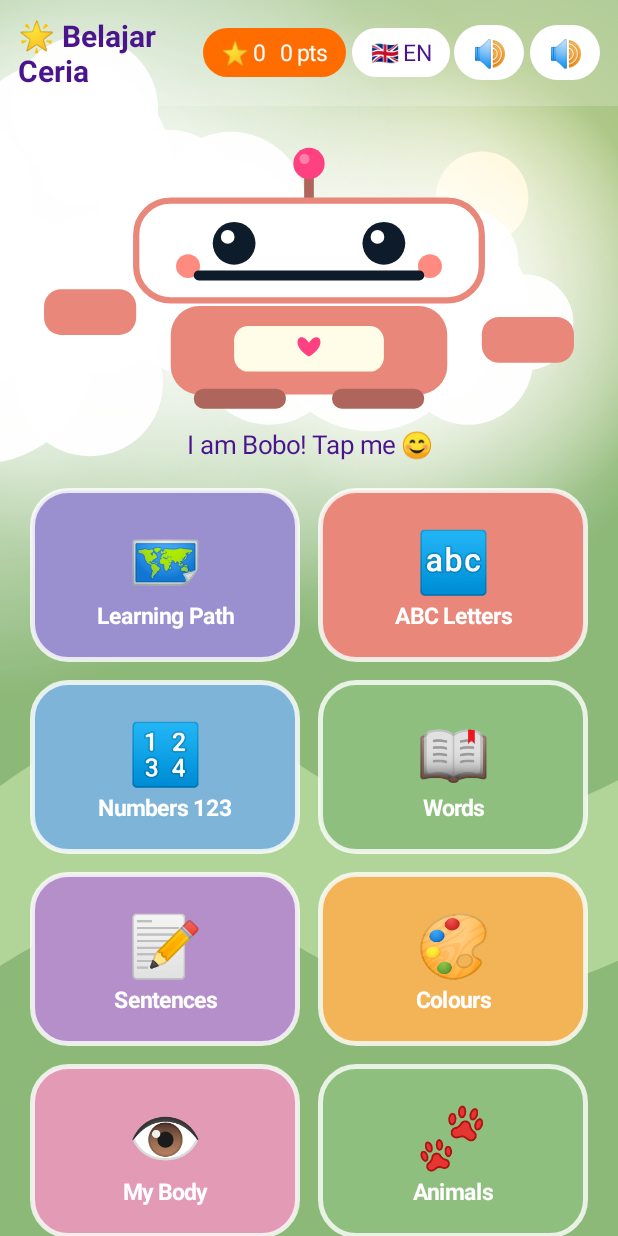
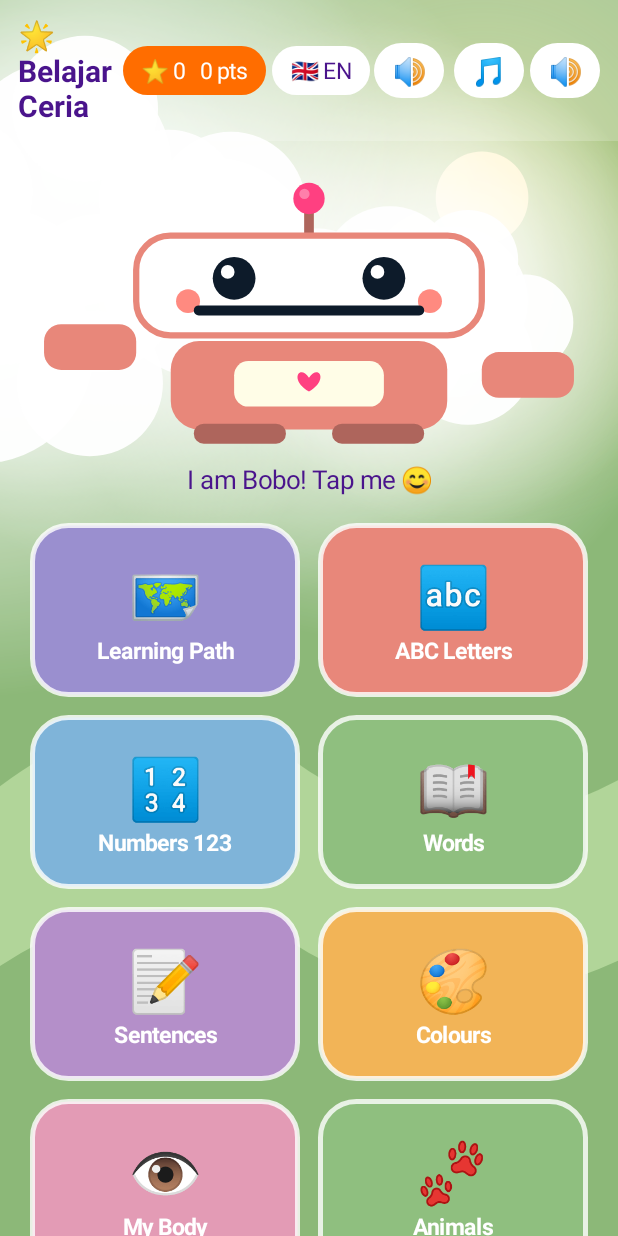
Before and after one commit to djeroll91-prog/belajar-ceria, an Android app: the screen it shows after launch (MainActivity), after a tap on an icon or button, on a phone screen of 412 x 824 dp. Run offline under Robolectric (Android 15) with nearby library versions, the phone set to English and light mode, and no system bars.

Commit message:
Fix music in games, letter display, letter names and ABC song
Four things parents reported, each fixed and pinned by a test.

Background music no longer loops under a game. MainActivity.trackFor gives
every screen ending in "Game", plus the microphone, karaoke, recording studio
and rewards screens, MusicPlayer.SILENT, which releases the player instead of
looping. A tune under a child who is thinking or listening is noise. Music and
sound effects also got separate header toggles, so a parent who finds the tune
distracting keeps the tap and reward sounds.

Letter quiz tiles no longer print the raw "A|🍎" symbol. A letter's symbol
carries the glyph and its picture joined by a pipe, so anything drawing one
character now goes through Content.glyphOf.

The letter card now says the letter, not the picture. LearnScreen.spokenName
returns the glyph in letter mode, so the child hears "A, B, C" instead of
"Apple, Ball, Cat". Letter names are mapped for both languages in SpokenText,
following the Malaysian names (A = "ei", B = "bi", C = "si") from DBP's Pedoman
Umum Ejaan Bahasa Melayu rather than the Indonesian Dutch ones.

The ABC song now sings all 26 letters instead of only "A" (a count of 1), and
the card strip scrolls sideways with the current card kept centred, since 26
weighted cards would each be a sliver.

Tests: 71 pass, including 12 new ones in ChildFeedbackTest.

```diff
--- a/app/build.gradle
+++ b/app/build.gradle
@@ -10,8 +10,8 @@ android {
         applicationId "com.ceria.belajar"
         minSdk 21
         targetSdk 34
-        versionCode 6
-        versionName "1.5"
+        versionCode 7
+        versionName "1.6"
     }
 
     signingConfigs {
--- a/app/src/main/java/com/ceria/belajar/MainActivity.java
+++ b/app/src/main/java/com/ceria/belajar/MainActivity.java
@@ -33,6 +33,7 @@ public class MainActivity extends Activity {
     private TextView pointsPill;
     private TextView langPill;
     private TextView soundPill;
+    private TextView musicPill;
     private TextView greeting;
     private RobotView mascot;
     private CelebrationView celebration;
@@ -79,6 +80,11 @@ public class MainActivity extends Activity {
     public void setMusicOn(boolean on) {
         progress.setMusicOn(on);
         music.setEnabled(on);
+        // Turning music back on should restore the tune for wherever we are,
+        // rather than leaving the screen silent until the next navigation.
+        if (on) {
+            startMusic();
+        }
         updateHeader();
     }
 
@@ -179,12 +185,10 @@ public class MainActivity extends Activity {
                 Util.dp(this, 12), Util.dp(this, 6));
         soundPill.setBackground(Util.rounded(0xFFFFFFFF, Util.dp(this, 20)));
         soundPill.setOnClickListener(v -> {
-            boolean on = !(isSoundOn() && isMusicOn());
+            boolean on = !isSoundOn();
             setSoundOn(on);
-            setMusicOn(on);
             if (on) {
                 sfx.tap();
-                startMusic();
             }
             updateHeader();
         });
@@ -192,6 +196,21 @@ public class MainActivity extends Activity {
                 ViewGroup.LayoutParams.WRAP_CONTENT, ViewGroup.LayoutParams.WRAP_CONTENT);
         soundLp.setMargins(4, 0, 6, 0);
         header.addView(soundPill, soundLp);
+
+        // Music gets its own switch. A parent who finds the tune distracting
+        // should not have to give up the tap and reward sounds as well.
+        musicPill = Util.text(this, "", 18, 0xFF4A148C);
+        musicPill.setPadding(Util.dp(this, 12), Util.dp(this, 6),
+                Util.dp(this, 12), Util.dp(this, 6));
+        musicPill.setBackground(Util.rounded(0xFFFFFFFF, Util.dp(this, 20)));
+        musicPill.setOnClickListener(v -> {
+            setMusicOn(!isMusicOn());
+            updateHeader();
+        });
+        LinearLayout.LayoutParams musicLp = new LinearLayout.LayoutParams(
+                ViewGroup.LayoutParams.WRAP_CONTENT, ViewGroup.LayoutParams.WRAP_CONTENT);
+        musicLp.setMargins(4, 0, 6, 0);
+        header.addView(musicPill, musicLp);
 
         TextView voiceButton = Util.text(this, "\uD83D\uDD0A", 18, 0xFF4A148C);
         voiceButton.setPadding(Util.dp(this, 12), Util.dp(this, 6),
@@ -220,9 +239,14 @@ public class MainActivity extends Activity {
                     : "\uD83C\uDDEC\uD83C\uDDE7 EN");
         }
         if (soundPill != null) {
-            boolean on = isSoundOn() && isMusicOn();
+            boolean on = isSoundOn();
             soundPill.setText(on ? "\uD83D\uDD0A" : "\uD83D\uDD07");
             soundPill.setAlpha(on ? 1f : 0.55f);
+        }
+        if (musicPill != null) {
+            boolean on = isMusicOn();
+            musicPill.setText(on ? "\uD83C\uDFB5" : "\uD83D\uDE36");
+            musicPill.setAlpha(on ? 1f : 0.55f);
         }
     }
 
@@ -231,21 +255,39 @@ public class MainActivity extends Activity {
     // ------------------------------------------------------------------
 
     /**
-     * Switches the background tune to the one that suits what is on screen, so
-     * the app never sits in silence and each activity has its own mood.
+     * Switches the background tune to the one that suits what is on screen.
+     *
+     * Games and the recording studio get no tune at all: a looping melody under
+     * a child who is trying to think, listen to a prompt, or record their voice
+     * is noise, not atmosphere. The home screen and the reading screens keep a
+     * gentle tune so the app never feels dead.
      */
     private void startMusic() {
-        String track = MusicPlayer.HOME;
-        if (currentScreen != null) {
-            String name = currentScreen.getClass().getSimpleName();
-            if (name.contains("Game") || name.contains("Speak") || name.contains("Coloring")) {
-                track = MusicPlayer.PLAY;
-            } else {
-                track = MusicPlayer.LEARN;
-            }
+        music.play(trackFor(currentScreen));
+    }
+
+    /** The tune that belongs on a given screen; null screen means the home page. */
+    private String trackFor(Screen screen) {
+        if (screen == null) {
+            return MusicPlayer.HOME;
         }
-        music.play(track);
+        String name = screen.getClass().getSimpleName();
+        if (name.endsWith("Game") || QUIET_SCREENS.contains(name)) {
+            return MusicPlayer.SILENT;
+        }
+        return MusicPlayer.LEARN;
     }
+
+    /**
+     * Screens that need quiet: anything with a microphone, a music toy, or a
+     * task the child must concentrate on. A tune here competes with the very
+     * thing the screen is for.
+     */
+    private static final java.util.Set<String> QUIET_SCREENS = new java.util.HashSet<>(
+            java.util.Arrays.asList(
+                    "SpeakScreen", "ColoringScreen", "KaraokeScreen", "XylophoneScreen",
+                    "AnimalSoundScreen", "RecordingStudioScreen", "VoiceScreen",
+                    "CreditsScreen", "LevelMapScreen", "RewardsScreen"));
 
     /** Drops the music while a phrase is spoken, then brings it back. */
     private void duckMusic() {
--- a/app/src/main/java/com/ceria/belajar/MusicPlayer.java
+++ b/app/src/main/java/com/ceria/belajar/MusicPlayer.java
@@ -22,6 +22,8 @@ public class MusicPlayer {
     public static final String HOME = "music_home";
     public static final String LEARN = "music_learn";
     public static final String PLAY = "music_play";
+    /** No tune: used where the background music would compete with the task. */
+    public static final String SILENT = "music_silent";
 
     private final Context context;
     private MediaPlayer player;
@@ -63,6 +65,13 @@ public class MusicPlayer {
         // Remember the request even when music is off, so switching music back
         // on resumes the right tune rather than silence.
         if (!enabled) {
+            current = track;
+            return;
+        }
+        if (SILENT.equals(track)) {
+            // Silence is a real state, not a missing file: stop cleanly so a
+            // game screen has no tune running underneath it.
+            release();
             current = track;
             return;
         }
--- a/app/src/main/java/com/ceria/belajar/QuizGame.java
+++ b/app/src/main/java/com/ceria/belajar/QuizGame.java
@@ -177,7 +177,9 @@ public class QuizGame extends BaseScreen {
             icon.setText(item.symbol);
             icon.setTextSize(44);
         } else {
-            icon.setText(item.symbol);
+            // Letters carry their picture inside the symbol ("A|🍎"), so the
+            // raw value would draw "A|🍎" instead of just "A".
+            icon.setText(Content.glyphOf(item));
         }
         tile.addView(icon);
 
--- a/app/src/main/java/com/ceria/belajar/SpokenText.java
+++ b/app/src/main/java/com/ceria/belajar/SpokenText.java
@@ -28,9 +28,66 @@ public final class SpokenText {
     private static final Set<String> LETTER_NAMES = new LinkedHashSet<>();
 
     static {
-        // Letter names: a lone "A" can be read as an article, "X" as "eks".
+        // Letter names, spelled the way the engine must say them.
+        //
+        // Malaysia, Brunei and Singapore follow the English letter names
+        // (A = "ei", B = "bi", C = "si"), unlike Indonesia which uses the Dutch
+        // ones ("be", "ce"). A Malay voice handed a lone "B" may read it as the
+        // English "bee" or spell it out, so the name is written phonetically.
+        // Source: Dewan Bahasa dan Pustaka, Pedoman Umum Ejaan Bahasa Melayu.
         EN.put("a", "ay");
+        EN.put("b", "bee");
+        EN.put("c", "see");
+        EN.put("d", "dee");
+        EN.put("e", "ee");
+        EN.put("f", "ef");
+        EN.put("g", "jee");
+        EN.put("h", "aitch");
+        EN.put("i", "eye");
+        EN.put("j", "jay");
+        EN.put("k", "kay");
+        EN.put("l", "el");
+        EN.put("m", "em");
+        EN.put("n", "en");
+        EN.put("o", "oh");
+        EN.put("p", "pee");
+        EN.put("q", "cue");
+        EN.put("r", "ar");
+        EN.put("s", "ess");
+        EN.put("t", "tee");
+        EN.put("u", "you");
+        EN.put("v", "vee");
+        EN.put("w", "double you");
         EN.put("x", "eks");
+        EN.put("y", "why");
+        EN.put("z", "zed");
+
+        MS.put("a", "ei");
+        MS.put("b", "bi");
+        MS.put("c", "si");
+        MS.put("d", "di");
+        MS.put("e", "i");
+        MS.put("f", "ef");
+        MS.put("g", "ji");
+        MS.put("h", "hec");
+        MS.put("i", "ai");
+        MS.put("j", "je");
+        MS.put("k", "ke");
+        MS.put("l", "el");
+        MS.put("m", "em");
+        MS.put("n", "en");
+        MS.put("o", "o");
+        MS.put("p", "pi");
+        MS.put("q", "kiu");
+        MS.put("r", "ar");
+        MS.put("s", "es");
+        MS.put("t", "ti");
+        MS.put("u", "yu");
+        MS.put("v", "vi");
+        MS.put("w", "dabliu");
+        MS.put("x", "eks");
+        MS.put("y", "wai");
+        MS.put("z", "zet");
 
         // Gently slow, syllable-friendly spelling for the youngest readers.
         EN.put("elephant", "el-e-fant");
```
Also changed, not shown: app/src/main/java/com/ceria/belajar/Content.java (+15 -0 lines), app/src/main/java/com/ceria/belajar/KaraokeScreen.java (+40 -9 lines), app/src/main/java/com/ceria/belajar/LearnScreen.java (+28 -2 lines), 4 other files.
